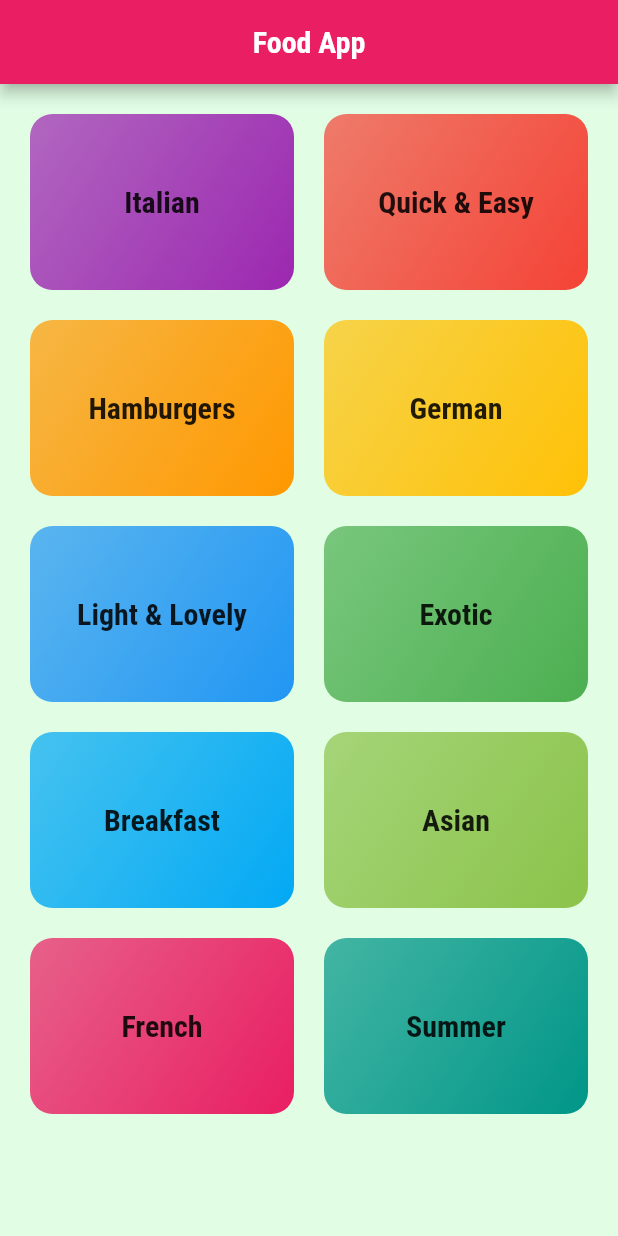
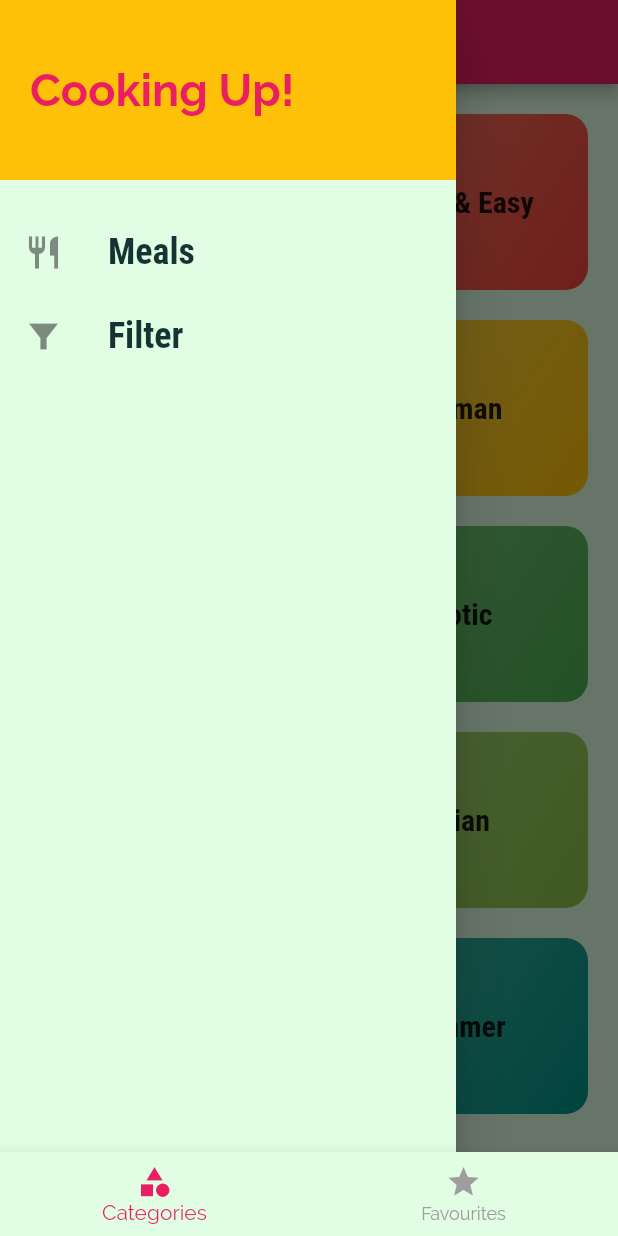
Before and after one commit to wasibhussain/Food-App-Flutter, a Flutter app: the screen it shows after launch, with the side drawer open (before the commit the screen has no drawer), on a phone screen of 412 x 824 dp. Run offline on Flutter 3.47's test engine with Material 2 defaults, Android fonts, the phone set to English and light mode, and no system bars.

Commit message:
fourth commit

```diff
--- a/lib/main.dart
+++ b/lib/main.dart
@@ -1,7 +1,9 @@
 import 'package:flutter/material.dart';
 import 'package:food_app/screens/categories_screen.dart';
 import 'package:food_app/screens/category_item_details_screen.dart';
+import 'package:food_app/screens/filters_screen.dart';
 import 'package:food_app/screens/meals_detail_screen.dart';
+import 'package:food_app/screens/tabs_screen.dart';
 
 void main() {
   runApp(const MyApp());
@@ -14,6 +16,7 @@ class MyApp extends StatelessWidget {
   @override
   Widget build(BuildContext context) {
     return MaterialApp(
+      debugShowCheckedModeBanner: false,
       title: 'Flutter Demo',
       theme: ThemeData(
           primarySwatch: Colors.pink,
@@ -27,10 +30,12 @@ class MyApp extends StatelessWidget {
                   fontSize: 20,
                   fontFamily: 'RobotoCondensed',
                   fontWeight: FontWeight.bold))),
-      home: const CategoriesScreen(),
+      home: TabsScreen(),
       routes: {
+        '/categories': (ctx) => const CategoriesScreen(),
         '/category-meals': (ctx) => CategoryItemDetails(),
-        '/meal-details': (ctx) => const MealsDetailScreen()
+        '/meal-details': (ctx) => const MealsDetailScreen(),
+        '/filters': (ctx) => const FiltersScreen()
       },
     );
   }
--- a/lib/screens/categories_screen.dart
+++ b/lib/screens/categories_screen.dart
@@ -2,6 +2,7 @@ import 'package:flutter/material.dart';
 
 import '../widgets/category_item.dart';
 import '../dummy_data.dart';
+import '../widgets/main_drawer.dart';
 
 class CategoriesScreen extends StatelessWidget {
   const CategoriesScreen({Key? key}) : super(key: key);
@@ -13,16 +14,17 @@ class CategoriesScreen extends StatelessWidget {
         title: const Text('Food App'),
         centerTitle: true,
       ),
+      drawer: MainDrawer(),
       body: GridView(
-        padding: const EdgeInsets.all(20),
-        gridDelegate: const SliverGridDelegateWithMaxCrossAxisExtent(
+          padding: const EdgeInsets.all(20),
+          gridDelegate: const SliverGridDelegateWithMaxCrossAxisExtent(
               maxCrossAxisExtent: 200,
               childAspectRatio: 3 / 2,
               crossAxisSpacing: 20,
               mainAxisSpacing: 20),
           children: DUMMY_CATEGORIES
-              .map((categoryData) =>
-                  CategoryItem(categoryData.title, categoryData.color, categoryData.id))
+              .map((categoryData) => CategoryItem(
+                  categoryData.title, categoryData.color, categoryData.id))
               .toList()),
     );
   }
--- /dev/null
+++ b/lib/screens/tabs_screen.dart
@@ -0,0 +1,43 @@
+import 'package:flutter/material.dart';
+import 'package:food_app/screens/categories_screen.dart';
+import 'package:food_app/screens/favourites_screen.dart';
+
+
+class TabsScreen extends StatefulWidget {
+  @override
+  State<TabsScreen> createState() => _TabsScreenState();
+}
+
+class _TabsScreenState extends State<TabsScreen> {
+  final List<Widget> _pages = const [
+    CategoriesScreen(),
+    FavouriteScreen(),
+  ];
+
+  int selectedPageIndex = 0;
+
+  void _selectPage(int index) {
+    setState(() {
+      selectedPageIndex = index;
+    });
+  }
+
+  @override
+  Widget build(BuildContext context) {
+    return Scaffold(
+
+      body: _pages[selectedPageIndex],
+      bottomNavigationBar:
+          BottomNavigationBar(onTap: _selectPage,
+          unselectedItemColor: Colors.grey,
+          selectedItemColor: Theme.of(context).primaryColor,
+          currentIndex: selectedPageIndex,
+           items: const [
+        BottomNavigationBarItem(
+            icon: Icon(Icons.category), label: 'Categories'),
+        BottomNavigationBarItem(
+            icon: Icon(Icons.star), label: 'Favourites')
+      ]),
+    );
+  }
+}
--- /dev/null
+++ b/lib/widgets/main_drawer.dart
@@ -0,0 +1,51 @@
+import 'package:flutter/material.dart';
+
+class MainDrawer extends StatelessWidget {
+  Widget buildListTile(String title, IconData icon, Function goToScreen) {
+    return ListTile(
+      onTap:(() =>goToScreen ),
+      leading: Icon(
+        icon,
+        size: 26,
+      ),
+      title: Text(
+        title,
+        style: const TextStyle(
+            fontWeight: FontWeight.bold,
+            fontFamily: 'RobotoCondensed',
+            fontSize: 24),
+      ),
+    );
+  }
+
+  @override
+  Widget build(BuildContext context) {
+    return Drawer(
+      child: Column(
+        children: [
+          Container(
+            height: 120,
+            width: double.infinity,
+            padding: const EdgeInsets.all(20),
+            alignment: Alignment.centerLeft,
+            color: Theme.of(context).accentColor,
+            child: Text(
+              'Cooking Up!',
+              style: TextStyle(
+                  fontWeight: FontWeight.w700,
+                  color: Theme.of(context).primaryColor,
+                  fontSize: 30),
+            ),
+          ),
+          const SizedBox(height: 20),
+          buildListTile('Meals', Icons.restaurant, () {
+             Navigator.of(context).pushNamed('/categories');
+          }),
+          buildListTile('Filter', Icons.filter_alt_sharp, () {
+            Navigator.of(context).pushNamed('/filters');
+          })
+        ],
+      ),
+    );
+  }
+}
```
Also changed, not shown: lib/screens/favourites_screen.dart (added, +18 -0 lines), lib/screens/filters_screen.dart (added, +16 -0 lines), lib/screens/meals_detail_screen.dart (+10 -7 lines).
